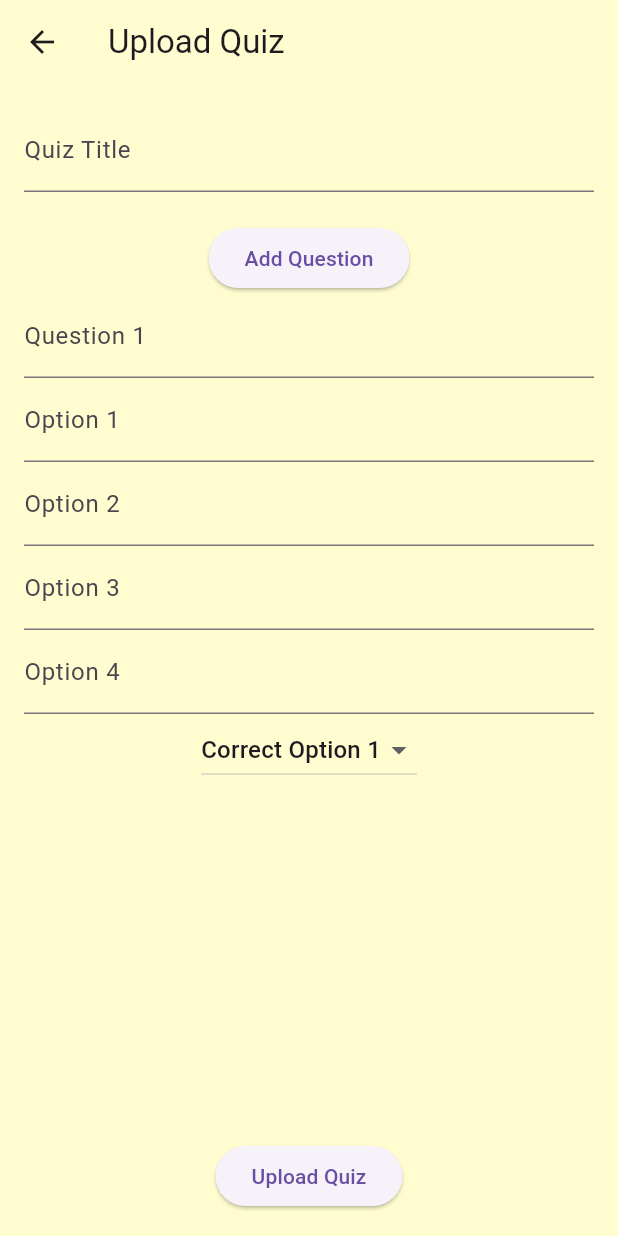
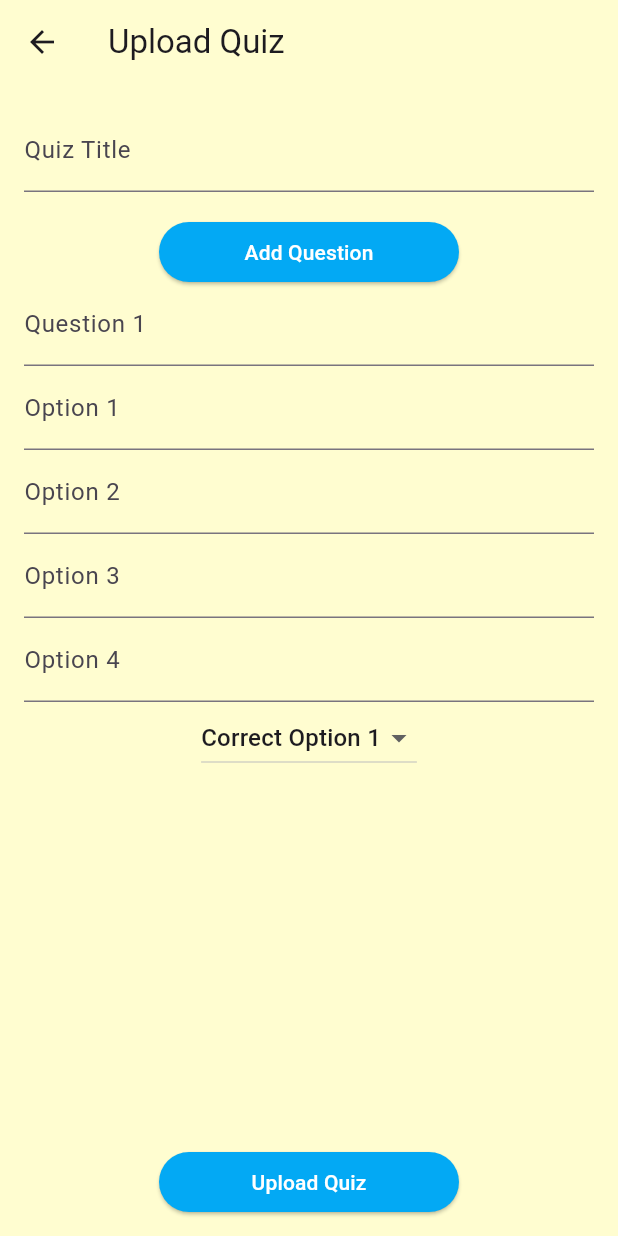
Before and after one commit to CoCo-32/EduQuest, a Flutter app: the UploadQuizPage screen opened directly, after a tap on "Add Question", on a phone screen of 412 x 824 dp. Run offline on Flutter 3.47's test engine with Material 3 defaults, Android fonts, the phone set to English and light mode, and no system bars; our stand-ins replace cloud_firestore, firebase_auth, firebase_core; accounts and stored records are empty.

Commit message:
further beautify

```diff
--- a/lib/admin_login_page.dart
+++ b/lib/admin_login_page.dart
@@ -110,10 +110,14 @@ class _AdminLoginPageState extends State<AdminLoginPage> {
                   SizedBox(height: 32),
                   SizedBox(
                     width: double.infinity, // Make the button full-width
-                    height: 35,
+                    height: 40,
                     child: ElevatedButton(
                       onPressed: _loginAdmin,
                       child: Text('Login'),
+                      style: ElevatedButton.styleFrom(
+                        backgroundColor: Colors.lightBlue,
+                        foregroundColor: Colors.white,
+                      ),
                     ),
                   ),
                 ],
--- a/lib/main.dart
+++ b/lib/main.dart
@@ -2,8 +2,6 @@ import 'package:flutter/material.dart';
 import 'package:firebase_core/firebase_core.dart';
 import 'firebase_options.dart';
 import 'role_selection_page.dart';
-import 'user_login_page.dart';
-import 'user_signup_page.dart';
 
 void main() async {
   WidgetsFlutterBinding.ensureInitialized();
--- a/lib/upload_assessment_page.dart
+++ b/lib/upload_assessment_page.dart
@@ -129,7 +129,7 @@ class _UploadAssessmentPageState extends State<UploadAssessmentPage> {
                     ),
                     SizedBox(height: 20),
                     SizedBox(
-                      width: 300,
+                      width: 200,
                       height: 40,
                       child: ElevatedButton(
                         onPressed: _submitForm,
--- a/lib/upload_lesson_page.dart
+++ b/lib/upload_lesson_page.dart
@@ -129,7 +129,7 @@ class _UploadLessonPageState extends State<UploadLessonPage> {
                     ),
                     SizedBox(height: 20),
                     SizedBox(
-                      width: 300,
+                      width: 200,
                       height: 40,
                       child: ElevatedButton(
                         onPressed: _submitForm,
--- a/lib/upload_quiz_page.dart
+++ b/lib/upload_quiz_page.dart
@@ -49,7 +49,8 @@ class _UploadQuizPageState extends State<UploadQuizPage> {
         'timestamp': Timestamp.now(),
       });
 
-      ScaffoldMessenger.of(context).showSnackBar(SnackBar(content: Text('Quiz Uploaded Successfully')));
+      ScaffoldMessenger.of(context)
+          .showSnackBar(SnackBar(content: Text('Quiz Uploaded Successfully')));
     }
   }
 
@@ -80,9 +81,17 @@ class _UploadQuizPageState extends State<UploadQuizPage> {
                 },
               ),
               SizedBox(height: 20),
-              ElevatedButton(
+              SizedBox(
+                width: 200,
+                height: 40,
+                child: ElevatedButton(
                   onPressed: _addQuestion,
                   child: Text('Add Question'),
+                  style: ElevatedButton.styleFrom(
+                    backgroundColor: Colors.lightBlue,
+                    foregroundColor: Colors.white,
+                  ),
+                ),
               ),
               Expanded(
                 child: ListView.builder(
@@ -91,13 +100,16 @@ class _UploadQuizPageState extends State<UploadQuizPage> {
                     return Column(
                       children: [
                         TextFormField(
-                          decoration: InputDecoration(labelText: 'Question ${index + 1}'),
+                          decoration: InputDecoration(
+                              labelText: 'Question ${index + 1}'),
                           onChanged: (value) => _updateQuestion(index, value),
                         ),
                         ...List.generate(4, (optionIndex) {
                           return TextFormField(
-                            decoration: InputDecoration(labelText: 'Option ${optionIndex + 1}'),
-                            onChanged: (value) => _updateOption(index, optionIndex, value),
+                            decoration: InputDecoration(
+                                labelText: 'Option ${optionIndex + 1}'),
+                            onChanged: (value) =>
+                                _updateOption(index, optionIndex, value),
                           );
                         }),
                         DropdownButton<int>(
@@ -108,16 +120,25 @@ class _UploadQuizPageState extends State<UploadQuizPage> {
                               child: Text('Correct Option ${optionIndex + 1}'),
                             );
                           }),
-                          onChanged: (value) => _updateCorrectOption(index, value!),
+                          onChanged: (value) =>
+                              _updateCorrectOption(index, value!),
                         ),
                       ],
                     );
                   },
                 ),
               ),
-              ElevatedButton(
+              SizedBox(
+                width: 200,
+                height: 40,
+                child: ElevatedButton(
                   onPressed: _submitQuiz,
                   child: Text('Upload Quiz'),
+                  style: ElevatedButton.styleFrom(
+                    backgroundColor: Colors.lightBlue,
+                    foregroundColor: Colors.white,
+                  ),
+                ),
               ),
             ],
           ),
--- a/lib/user_signup_page.dart
+++ b/lib/user_signup_page.dart
@@ -122,6 +122,10 @@ class _UserSignUpPageState extends State<UserSignUpPage> {
                     child: ElevatedButton(
                       onPressed: _submit,
                       child: Text('Sign Up'),
+                      style: ElevatedButton.styleFrom(
+                        backgroundColor: Colors.lightBlue,
+                        foregroundColor: Colors.white,
+                      ),
                     ),
                   ),
                 ],
```
Also changed, not shown: lib/user_login_page.dart (+10 -2 lines). Lines whose indentation alone changed are shown as unchanged.
